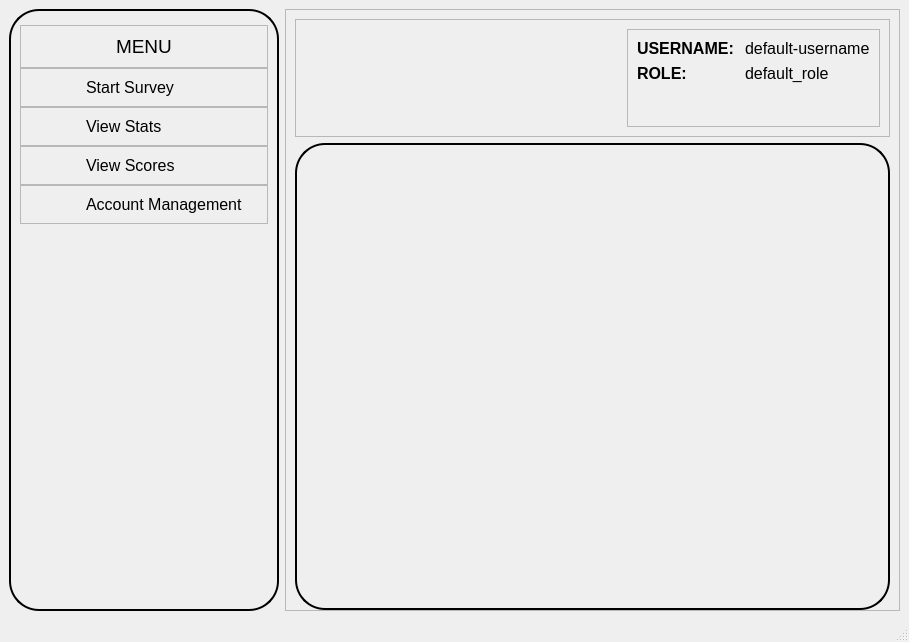
Qt form src/ui_design/dashboard.ui (mikukula/SAT) before a commit.
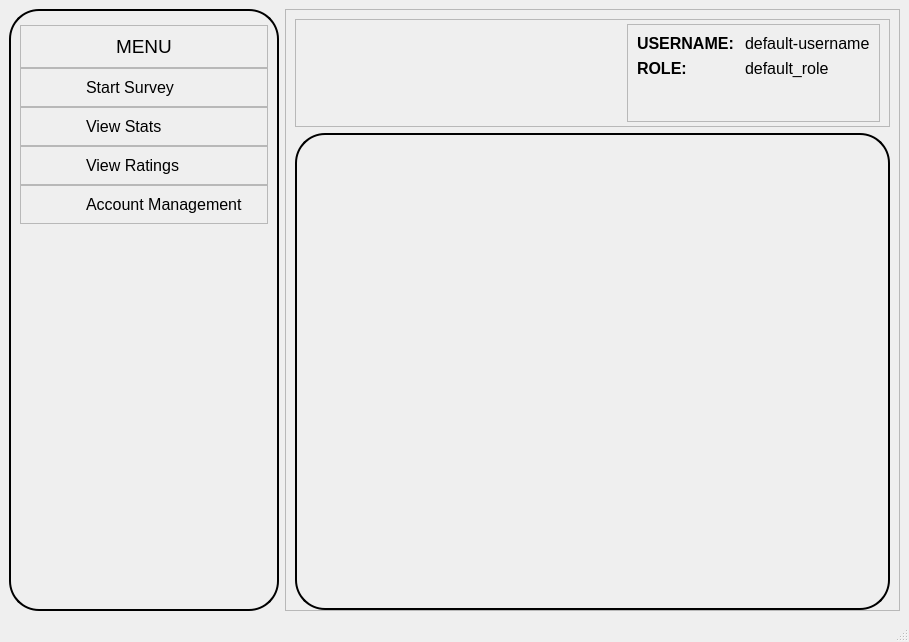
The same form after that commit. Icons and pictures are not drawn.

```diff
--- a/src/ui_design/dashboard.ui
+++ b/src/ui_design/dashboard.ui
@@ -305,7 +305,7 @@
           <item>
            <widget class="QLabel" name="label_6">
             <property name="text">
-             <string>&lt;html&gt;&lt;head/&gt;&lt;body&gt;&lt;p&gt;&lt;span style=&quot; font-size:12pt;&quot;&gt;View Scores&lt;/span&gt;&lt;/p&gt;&lt;/body&gt;&lt;/html&gt;</string>
+             <string>&lt;html&gt;&lt;head/&gt;&lt;body&gt;&lt;p&gt;&lt;span style=&quot; font-size:12pt;&quot;&gt;View Ratings&lt;/span&gt;&lt;/p&gt;&lt;/body&gt;&lt;/html&gt;</string>
             </property>
            </widget>
           </item>
@@ -405,6 +405,12 @@
           <enum>QFrame::Raised</enum>
          </property>
          <layout class="QHBoxLayout" name="horizontalLayout_8">
+          <property name="topMargin">
+           <number>4</number>
+          </property>
+          <property name="bottomMargin">
+           <number>4</number>
+          </property>
           <item>
            <widget class="QLabel" name="menu_item_label">
             <property name="styleSheet">
```
